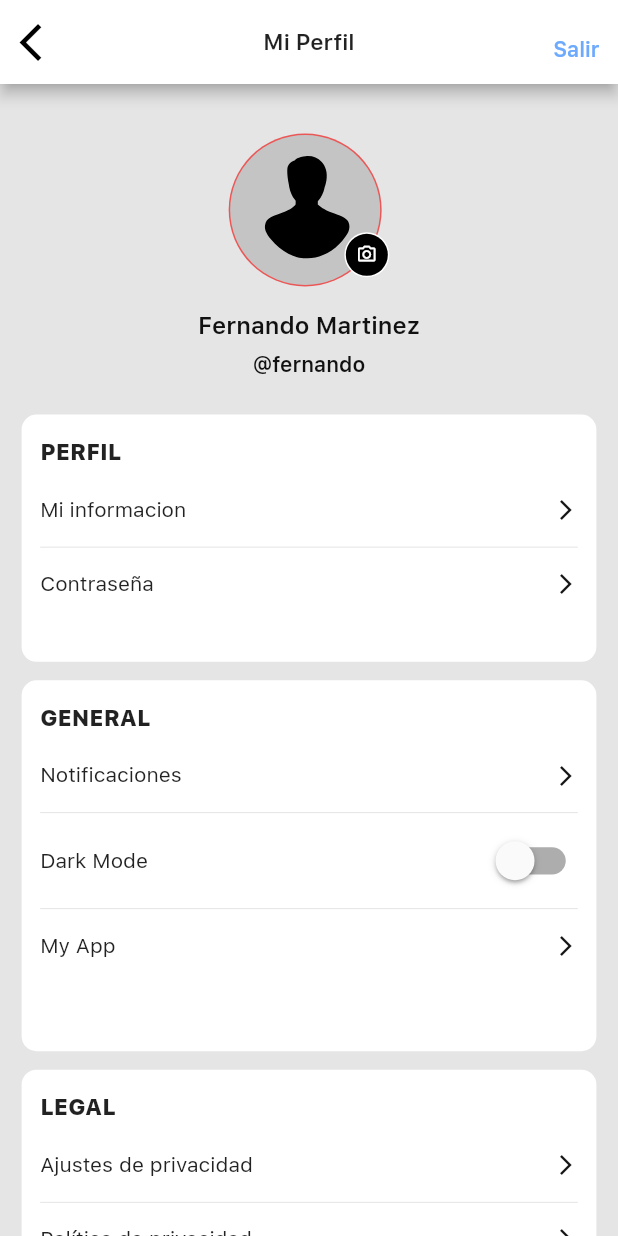
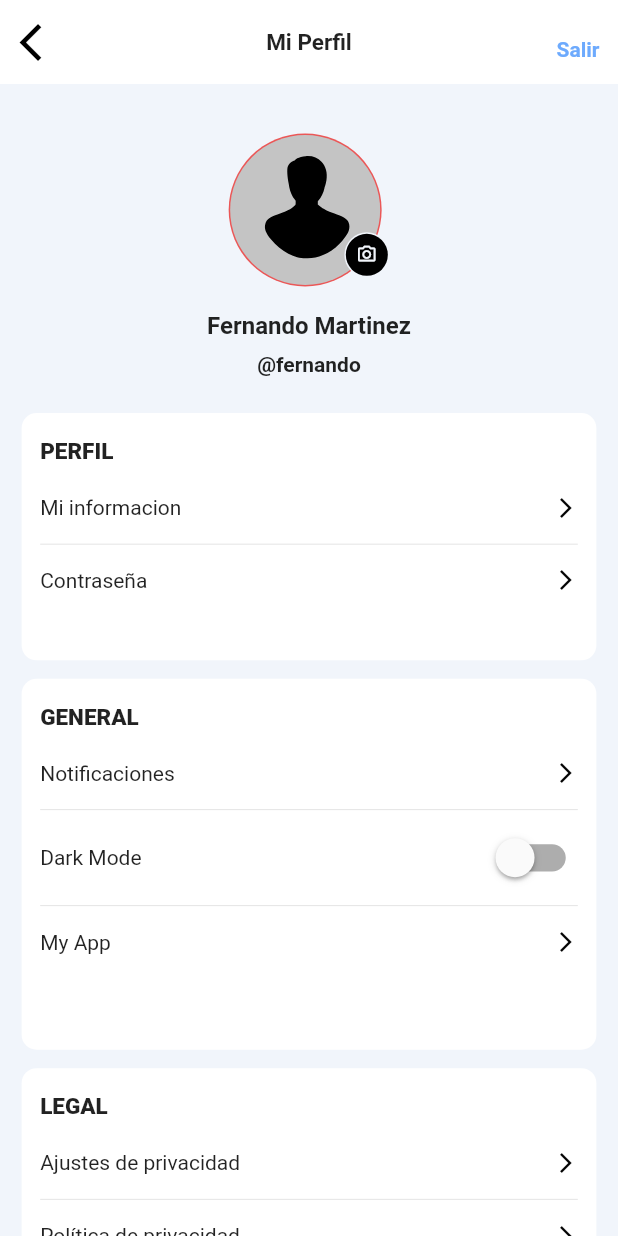
Before and after one commit to arenauniverse/Softuvo-Flutter, a Flutter app: the screen it shows after launch, item 3 of the bottom bar chosen, after a tap on "Configurar", on a phone screen of 412 x 824 dp. Run offline on Flutter 3.47's test engine with Material 2 defaults, Android fonts, the phone set to English and light mode, and no system bars; our stand-ins replace cached_network_image, flutter_svg, flutter_switch, google_sign_in, graphql_flutter, location and 3 more; missing offline and left inert: flutter_facebook_login, flutter_statusbarcolor, geocoder; accounts and stored records are empty; project files that could hold a hidden picture were left out.

Commit message:
implemented theme changes

```diff
--- a/lib/main.dart
+++ b/lib/main.dart
@@ -1,7 +1,10 @@
 import 'package:arena_sports_app/Repos.dart';
 import 'package:arena_sports_app/theme.dart';
+import 'package:arena_sports_app/theme/DarkThemeProvider.dart';
+import 'package:arena_sports_app/theme/Styles.dart';
 import 'package:flutter/material.dart';
 import 'package:flutter/services.dart';
+import 'package:provider/provider.dart';
 import 'Splash/SplashView.dart';
 import 'UserDashboard/NavigationFiles.dart';
 
@@ -13,25 +16,42 @@ void main() {
   runApp(MyApp());
 }
 
-class MyApp extends StatelessWidget {
+class MyApp extends StatefulWidget {
+  @override
+  _MyAppState createState() => _MyAppState();
+}
+
+class _MyAppState extends State<MyApp> {
+  DarkThemeProvider themeChangeProvider = new DarkThemeProvider();
+
+  @override
+  void initState() {
+    super.initState();
+    getCurrentAppTheme();
+  }
+
+  void getCurrentAppTheme() async {
+    themeChangeProvider.darkTheme =
+    await themeChangeProvider.darkThemePreference.getTheme();
+  }
+
   @override
   Widget build(BuildContext context) {
-    return AnnotatedRegion<SystemUiOverlayStyle>(
-        sized: true,
-        value: SystemUiOverlayStyle.dark,
-        child: MaterialApp(
-          theme: ThemeData(
-              fontFamily: AppTheme.appFont,
-              textTheme: TextTheme(
-                  button: TextStyle(
-                fontFamily: AppTheme.appFont,
-              )),
-              backgroundColor: AppTheme.whiteColor,
-              scaffoldBackgroundColor: AppTheme.whiteColor,
-              primaryColor: AppTheme.greyColor),
-          debugShowCheckedModeBanner: false,
-          home: NavigationScreens(),
-          //initialRoute: "/splash",
-        ));
+    return    ChangeNotifierProvider(
+        create: (_) {
+          return themeChangeProvider;
+        },
+        child: Consumer<DarkThemeProvider>(
+            builder: (BuildContext context, value, Widget child) {
+
+              return  MaterialApp(
+                theme: Styles.themeData(themeChangeProvider.darkTheme, context),
+                debugShowCheckedModeBanner: false,
+                home: NavigationScreens(),
+              );
+            })
+    );
   }
+
+
 }
--- a/lib/myProfile/myProfileView.dart
+++ b/lib/myProfile/myProfileView.dart
@@ -1,12 +1,14 @@
 import 'package:arena_sports_app/CommonWidgets/dividerWidget.dart';
-import 'package:arena_sports_app/LoginSignUpListing/LoginSgnupListingView.dart';
 import 'package:arena_sports_app/SizeConfig.dart';
 import 'package:arena_sports_app/Terms&Conditions/Terms&Conditions_View.dart';
 import 'package:arena_sports_app/theme.dart';
+import 'package:arena_sports_app/theme/DarkThemeProvider.dart';
 import 'package:flutter/cupertino.dart';
 import 'package:flutter/material.dart';
 import 'package:flutter_svg/flutter_svg.dart';
-import 'package:flutter_switch/flutter_switch.dart';
+import 'package:provider/provider.dart';
+import 'package:flutter_statusbarcolor/flutter_statusbarcolor.dart';
+
 
 class MyProfileView extends StatefulWidget {
   @override
@@ -18,17 +20,19 @@ class _MyProfileViewState extends State<MyProfileView> {
   @override
   Widget build(BuildContext context) {
     SizeConfig().init(context);
+    final themeChange = Provider.of<DarkThemeProvider>(context);
+    FlutterStatusbarcolor.setStatusBarColor(Colors.white); //this change the status bar color to white
+    FlutterStatusbarcolor.setNavigationBarColor(Colors.green); //this sets the navigation bar color to green
     return Scaffold(
-        backgroundColor: AppTheme.backGroundColor,
+        backgroundColor: Theme.of(context).backgroundColor,
         appBar: AppBar(
-          brightness: Brightness.light,
-          backgroundColor: AppTheme.whiteColor,
+          // brightness: Brightness.light,
+          // backgroundColor: AppTheme.whiteColor,
           title: Text(
             "Mi Perfil",
             style: TextStyle(fontSize: 15, fontWeight: FontWeight.w600),
           ),
           actions: [
-
             GestureDetector(
               child: Container(
                 padding: EdgeInsets.only(
@@ -44,7 +48,7 @@ class _MyProfileViewState extends State<MyProfileView> {
           leading: GestureDetector(
             onTap: () {
               Navigator.pop(context);
-              //    Get.back();
+// Get.back();
             },
             child: Container(
                 padding: EdgeInsets.all(2),
@@ -53,12 +57,6 @@ class _MyProfileViewState extends State<MyProfileView> {
                   size: 30.0,
                 )),
           ),
-          /*Container(
-          padding: EdgeInsets.only(
-              top: SizeConfig.blockSizeVertical * 3,
-              right: SizeConfig.blockSizeHorizontal * 3),
-          child: SvgPicture.asset('assets/backArrow.svg'),
-        )*/
           centerTitle: true,
         ),
         body: SingleChildScrollView(
@@ -75,7 +73,6 @@ class _MyProfileViewState extends State<MyProfileView> {
                           backgroundColor: AppTheme.greyColor,
                           radius: 50,
                           child: SvgPicture.asset('assets/dummyUser.svg'),
-                          /*backgroundImage: AssetImage('assets/dummyUser.svg'),*/
                         ),
                       ),
                       margin: EdgeInsets.only(
@@ -83,21 +80,21 @@ class _MyProfileViewState extends State<MyProfileView> {
                       color: Colors.transparent,
                     ),
                     Positioned(
+
                       child: Container(
                         margin: EdgeInsets.only(
                             top: SizeConfig.blockSizeVertical * 12),
                         width: SizeConfig.blockSizeHorizontal * 26,
-                        //height: SizeConfig.blockSizeVertical * 25,
                         alignment: Alignment.centerRight,
                         child: CircleAvatar(
                           radius: 15.0,
-                          backgroundColor: AppTheme.whiteColor,
+                          backgroundColor: Theme.of(context).backgroundColor,
                           child: CircleAvatar(
-                            backgroundColor: Colors.black,
+                            backgroundColor: Theme.of(context).indicatorColor,
                             child: Icon(
                               Icons.camera_alt_outlined,
                               size: 14,
-                              color: AppTheme.whiteColor,
+                              color: Theme.of(context).backgroundColor,
                             ),
                             radius: 14.0,
                           ),
@@ -114,7 +111,7 @@ class _MyProfileViewState extends State<MyProfileView> {
                   style: TextStyle(
                     fontSize: 16,
                     fontWeight: FontWeight.w600,
-                      color: AppTheme.blackColor),
+                    /* color: AppTheme.blackColor*/),
                 ),
               ),
               Container(
@@ -122,14 +119,14 @@ class _MyProfileViewState extends State<MyProfileView> {
                 child: Text(
                   "@fernando",
                   style: TextStyle(
-                      fontWeight: FontWeight.w600, color: AppTheme.blackColor),
+                    fontWeight: FontWeight.w600, /*color:Theme.of(context).indicatorColor*/),
                 ),
               ),
               Container(
                 margin: EdgeInsets.only(top: SizeConfig.blockSizeVertical * 3),
                 decoration: BoxDecoration(
                   borderRadius: BorderRadius.all(Radius.circular(10)),
-                  color: AppTheme.whiteColor,
+                  color: Theme.of(context).cardColor,
                 ),
                 height: SizeConfig.blockSizeVertical * 20,
                 width: SizeConfig.blockSizeHorizontal * 93,
@@ -153,7 +150,7 @@ class _MyProfileViewState extends State<MyProfileView> {
                             Icon(
                               Icons.arrow_forward_ios,
                               size: 16,
-                              color: AppTheme.blackColor,
+                              color:Theme.of(context).indicatorColor,
                             ),
                           ],
                         ),
@@ -169,7 +166,7 @@ class _MyProfileViewState extends State<MyProfileView> {
                             Icon(
                               Icons.arrow_forward_ios,
                               size: 16,
-                              color: AppTheme.blackColor,
+                              color:Theme.of(context).indicatorColor,
                             )
                           ],
                         ),
@@ -187,7 +184,7 @@ class _MyProfileViewState extends State<MyProfileView> {
                 EdgeInsets.only(top: SizeConfig.blockSizeVertical * 1.5),
                 decoration: BoxDecoration(
                   borderRadius: BorderRadius.all(Radius.circular(10)),
-                  color: AppTheme.whiteColor,
+                  color:Theme.of(context).cardColor,
                 ),
                 height: SizeConfig.blockSizeVertical * 30,
                 width: SizeConfig.blockSizeHorizontal * 93,
@@ -210,7 +207,7 @@ class _MyProfileViewState extends State<MyProfileView> {
                             Icon(
                               Icons.arrow_forward_ios,
                               size: 16,
-                              color: AppTheme.blackColor,
+                              color:Theme.of(context).indicatorColor,
                             ),
                           ],
                         ),
@@ -231,27 +228,16 @@ class _MyProfileViewState extends State<MyProfileView> {
                                 onChanged: (val) {
                                   setState(() {
                                     status = val;
+                                    themeChange.darkTheme = status;
+                                    /* RevealRoute(
+                                      page: MyProfileView(),
+                                      maxRadius: 800,
+                                      centerAlignment: Alignment.center);*/
+
                                   });
                                 },
                               ),
                             )
-                            /*Container(
-                              child: FlutterSwitch(
-                                activeColor: AppTheme.blueColor,
-                                inactiveColor: AppTheme.toggleColor,
-                                width: 50.0,
-                                height: 28.0,
-                                toggleSize: 18.0,
-                                value: status,
-                                borderRadius: 20.0,
-                                padding: 5.0,
-                                onToggle: (val) {
-                                  setState(() {
-                                    status = val;
-                                  });
-                                },
-                              ),
-                            ),*/
                           ],
                         ),
                       ),
@@ -266,7 +252,7 @@ class _MyProfileViewState extends State<MyProfileView> {
                             Icon(
                               Icons.arrow_forward_ios,
                               size: 16,
-                              color: AppTheme.blackColor,
+                              color:Theme.of(context).indicatorColor,
                             )
                           ],
                         ),
@@ -275,15 +261,13 @@ class _MyProfileViewState extends State<MyProfileView> {
                   ),
                 ),
               ),
-              /*SizedBox(
-                height: SizeConfig.blockSizeVertical * 1.5,
-              ),*/
+
               Container(
                 margin:
                 EdgeInsets.only(top: SizeConfig.blockSizeVertical * 1.5),
                 decoration: BoxDecoration(
                   borderRadius: BorderRadius.all(Radius.circular(10)),
-                  color: AppTheme.whiteColor,
+                  color:Theme.of(context).cardColor,
                 ),
                 height: SizeConfig.blockSizeVertical * 50,
                 width: SizeConfig.blockSizeHorizontal * 93,
@@ -307,7 +291,7 @@ class _MyProfileViewState extends State<MyProfileView> {
                             Icon(
                               Icons.arrow_forward_ios,
                               size: 16,
-                              color: AppTheme.blackColor,
+                              color:Theme.of(context).indicatorColor,
                             ),
                           ],
                         ),
@@ -324,7 +308,7 @@ class _MyProfileViewState extends State<MyProfileView> {
                             Icon(
                               Icons.arrow_forward_ios,
                               size: 16,
-                              color: AppTheme.blackColor,
+                              color:Theme.of(context).indicatorColor,
                             )
                           ],
                         ),
@@ -347,7 +331,7 @@ class _MyProfileViewState extends State<MyProfileView> {
                             Icon(
                               Icons.arrow_forward_ios,
                               size: 16,
-                              color: AppTheme.blackColor,
+                              color:Theme.of(context).indicatorColor,
                             )
                           ],
                         ),
@@ -364,7 +348,7 @@ class _MyProfileViewState extends State<MyProfileView> {
                             Icon(
                               Icons.arrow_forward_ios,
                               size: 16,
-                              color: AppTheme.blackColor,
+                              color:Theme.of(context).indicatorColor,
                             )
                           ],
                         ),
@@ -381,7 +365,7 @@ class _MyProfileViewState extends State<MyProfileView> {
                             Icon(
                               Icons.arrow_forward_ios,
                               size: 16,
-                              color: AppTheme.blackColor,
+                              color:Theme.of(context).indicatorColor,
                             )
                           ],
                         ),
@@ -398,7 +382,7 @@ class _MyProfileViewState extends State<MyProfileView> {
                             Icon(
                               Icons.arrow_forward_ios,
                               size: 16,
-                              color: AppTheme.blackColor,
+                              color:Theme.of(context).indicatorColor,
                             )
                           ],
                         ),
--- /dev/null
+++ b/lib/theme/DarkThemePreference.dart
@@ -0,0 +1,15 @@
+import 'package:shared_preferences/shared_preferences.dart';
+
+class DarkThemePreference {
+  static const THEME_STATUS = "THEMESTATUS";
+
+  setDarkTheme(bool value) async {
+    SharedPreferences prefs = await SharedPreferences.getInstance();
+    prefs.setBool(THEME_STATUS, value);
+  }
+
+  Future<bool> getTheme() async {
+    SharedPreferences prefs = await SharedPreferences.getInstance();
+    return prefs.getBool(THEME_STATUS) ?? false;
+  }
+}
--- /dev/null
+++ b/lib/theme/DarkThemeProvider.dart
@@ -0,0 +1,16 @@
+import 'package:flutter/cupertino.dart';
+
+import '../theme/DarkThemePreference.dart';
+
+class DarkThemeProvider with ChangeNotifier {
+  DarkThemePreference darkThemePreference = DarkThemePreference();
+  bool _darkTheme = false;
+
+  bool get darkTheme => _darkTheme;
+
+  set darkTheme(bool value) {
+    _darkTheme = value;
+    darkThemePreference.setDarkTheme(value);
+    notifyListeners();
+  }
+}
--- /dev/null
+++ b/lib/theme/Styles.dart
@@ -0,0 +1,38 @@
+import 'dart:ui';
+
+import 'package:flutter/material.dart';
+
+class Styles {
+
+  static ThemeData themeData(bool isDarkTheme, BuildContext context) {
+    return ThemeData(
+      primarySwatch: Colors.red,
+      primaryColor: isDarkTheme ? Color(0xFF212121) : Colors.white,
+
+      backgroundColor: isDarkTheme ? Color(0xFF212121) : Color(0xffF1F5FB),
+
+      indicatorColor: isDarkTheme ? Colors.white : Colors.black,
+      buttonColor: isDarkTheme ? Color(0xff3B3B3B) : Color(0xffF1F5FB),
+
+      hintColor: isDarkTheme ? Color(0xff280C0B) : Color(0xffEECED3),
+
+      highlightColor: isDarkTheme ? Color(0xff372901) : Color(0xffFCE192),
+      hoverColor: isDarkTheme ? Color(0xff3A3A3B) : Color(0xff4285F4),
+
+      focusColor: isDarkTheme ? Color(0xff0B2512) : Color(0xffA8DAB5),
+      disabledColor: Colors.grey,
+      textSelectionColor: isDarkTheme ? Colors.white : Colors.black,
+      cardColor: isDarkTheme ? Color(0xff3B3B3B) : Colors.white,
+      canvasColor: isDarkTheme ? Colors.black : Colors.grey[50],
+      brightness: isDarkTheme ? Brightness.dark : Brightness.light,
+      buttonTheme: Theme.of(context).buttonTheme.copyWith(
+          colorScheme: isDarkTheme ? ColorScheme.dark() : ColorScheme.light()),
+      appBarTheme: AppBarTheme(
+        elevation: 0.0,
+        brightness: isDarkTheme ? Brightness.light : Brightness.dark, // this makes status bar text color black
+      ),
+
+    );
+
+  }
+}
--- /dev/null
+++ b/lib/theme/theme.dart
@@ -0,0 +1,16 @@
+import 'package:flutter/material.dart';
+
+class AppTheme {
+  static final blackColor = Color(0xFF111111);
+  static final fbColor = Color(0xFF3B5998);
+  static final googleColor = Color(0xFF4285F4);
+  static final greyColor = Color(0xFFC4C4C4);
+  static final blueColor = Color(0xFF6DAAFD);
+  static final backGroundColor = Color(0xFFE5E5E5);
+  static final whiteColor = Color(0xFFFFFFFF);
+  static final borderColor = Color(0xFFEB5757);
+  static final toggleColor = Color(0xFFC1C2C4);
+  static final greenColor = Color(0XFF27AE60);
+  // Fonts
+  static final String appFont = "SFUIText";
+}
--- a/pubspec.yaml
+++ b/pubspec.yaml
@@ -35,6 +35,7 @@ dependencies:
   location: ^3.0.2
   geocoder: ^0.2.1
   provider:
+  flutter_statusbarcolor:
   flutter:
     sdk: flutter
 
```
Also changed, not shown: pubspec.lock. Lines whose indentation alone changed are shown as unchanged.
